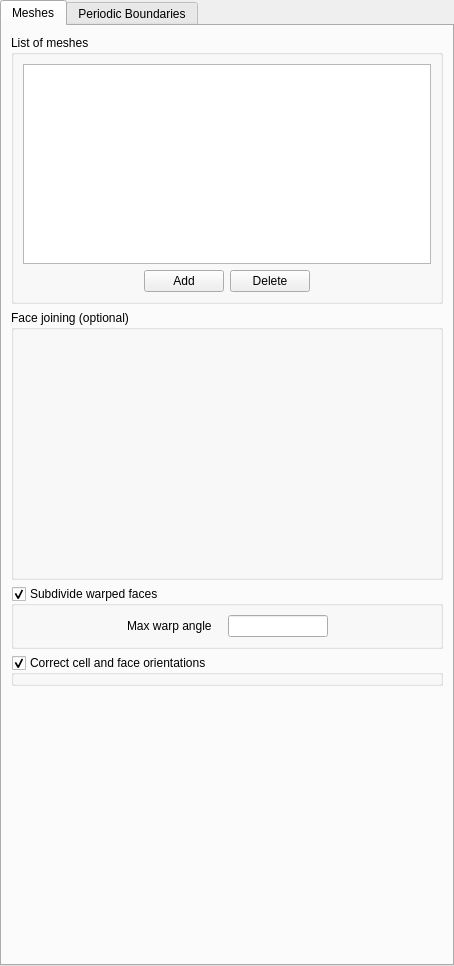
code-saturne/code_saturne, file gui/Pages/SolutionDomainForm.ui: the form before one commit.
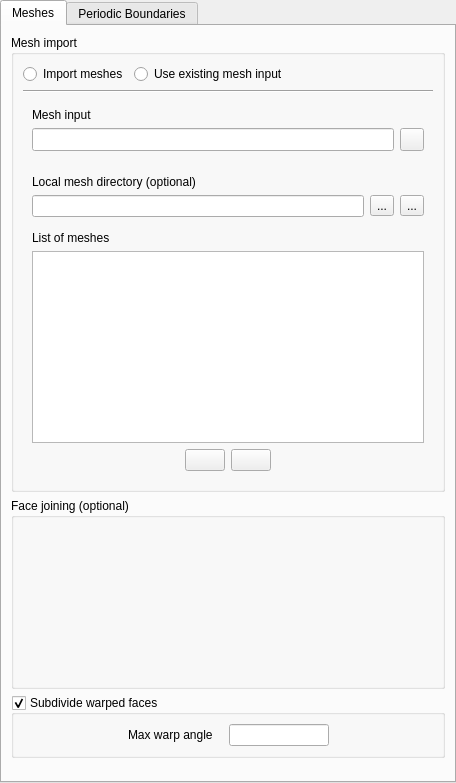
The form after the commit. Icons and pictures are not drawn. Custom widgets are drawn as their Qt base class.

Commit message: Scripts and GUI overhauled, with user Python functions and script XML reader. Restart behavior is now based on the presence of a restart sub-directory in the execution directory. A "--preprocess" option has also been added to the Kernel so as to handle purely preprocessing runs.

Patch:
```diff
--- a/gui/Pages/SolutionDomainForm.ui
+++ b/gui/Pages/SolutionDomainForm.ui
@@ -1,12 +1,12 @@
 <ui version="4.0" >
  <class>SolutionDomainForm</class>
- <widget class="QWidget" name="SolutionDomainForm" >
-  <property name="geometry" >
+ <widget class="QWidget" name="SolutionDomainForm">
+  <property name="geometry">
    <rect>
     <x>0</x>
     <y>0</y>
-    <width>454</width>
-    <height>966</height>
+    <width>456</width>
+    <height>783</height>
    </rect>
   </property>
   <property name="sizePolicy" >
@@ -41,73 +41,271 @@
          <property name="toolTip" >
           <string>Preprocessor option: -mesh</string>
          </property>
-         <property name="title" >
-          <string>List of meshes</string>
+         <property name="title">
+          <string>Mesh import</string>
          </property>
-         <layout class="QGridLayout" >
-          <item row="0" column="0" >
-           <widget class="QTableView" name="tableViewMeshes" >
-            <property name="minimumSize" >
-             <size>
-              <width>350</width>
-              <height>100</height>
-             </size>
-            </property>
-            <property name="horizontalScrollBarPolicy" >
-             <enum>Qt::ScrollBarAsNeeded</enum>
-            </property>
-            <property name="alternatingRowColors" >
-             <bool>true</bool>
-            </property>
-            <property name="selectionMode" >
-             <enum>QAbstractItemView::SingleSelection</enum>
-            </property>
-            <property name="selectionBehavior" >
-             <enum>QAbstractItemView::SelectRows</enum>
-            </property>
-           </widget>
-          </item>
-          <item row="1" column="0" >
-           <layout class="QHBoxLayout" >
+         <layout class="QHBoxLayout" name="horizontalLayout_3">
+          <item>
+           <layout class="QVBoxLayout" name="verticalLayoutMeshes">
             <item>
-             <spacer>
-              <property name="orientation" >
-               <enum>Qt::Horizontal</enum>
-              </property>
-              <property name="sizeHint" stdset="0" >
-               <size>
-                <width>20</width>
-                <height>20</height>
-               </size>
-              </property>
-             </spacer>
+             <layout class="QHBoxLayout" name="horizontalLayout_4">
+              <item>
+               <widget class="QRadioButton" name="radioButtonImport">
+                <property name="toolTip">
+                 <string>Import files using the Preprocessor</string>
+                </property>
+                <property name="text">
+                 <string>Import meshes</string>
+                </property>
+               </widget>
+              </item>
+              <item>
+               <widget class="QRadioButton" name="radioButtonExists">
+                <property name="toolTip">
+                 <string>Use mesh output from the Preprocessor or from a previous run.</string>
+                </property>
+                <property name="text">
+                 <string>Use existing mesh input</string>
+                </property>
+               </widget>
+              </item>
+              <item>
+               <spacer name="horizontalSpacer">
+                <property name="orientation">
+                 <enum>Qt::Horizontal</enum>
+                </property>
+                <property name="sizeHint" stdset="0">
+                 <size>
+                  <width>40</width>
+                  <height>20</height>
+                 </size>
+                </property>
+               </spacer>
+              </item>
+             </layout>
             </item>
             <item>
-             <widget class="QPushButton" name="pushButtonAddMesh" >
-              <property name="text" >
-               <string>Add</string>
+             <widget class="Line" name="line">
+              <property name="orientation">
+               <enum>Qt::Horizontal</enum>
               </property>
              </widget>
             </item>
             <item>
-             <widget class="QPushButton" name="pushButtonDeleteMesh" >
-              <property name="text" >
-               <string>Delete</string>
+             <widget class="QFrame" name="frameMeshInput">
+              <property name="frameShape">
+               <enum>QFrame::NoFrame</enum>
               </property>
+              <property name="frameShadow">
+               <enum>QFrame::Raised</enum>
+              </property>
+              <layout class="QGridLayout" name="gridLayout_2">
+               <item row="1" column="0">
+                <layout class="QHBoxLayout" name="horizontalLayout_2">
+                 <item>
+                  <widget class="QLineEdit" name="lineEditMeshInput">
+                   <property name="sizePolicy">
+                    <sizepolicy hsizetype="Expanding" vsizetype="Preferred">
+                     <horstretch>0</horstretch>
+                     <verstretch>0</verstretch>
+                    </sizepolicy>
+                   </property>
+                   <property name="toolTip">
+                    <string>&lt;!DOCTYPE HTML PUBLIC &quot;-//W3C//DTD HTML 4.0//EN&quot; &quot;http://www.w3.org/TR/REC-html40/strict.dtd&quot;&gt;
+&lt;html&gt;&lt;head&gt;&lt;meta name=&quot;qrichtext&quot; content=&quot;1&quot; /&gt;&lt;style type=&quot;text/css&quot;&gt;
+p, li { white-space: pre-wrap; }
+&lt;/style&gt;&lt;/head&gt;&lt;body style=&quot; font-family:'DejaVu Sans'; font-size:9pt; font-weight:400; font-style:normal;&quot;&gt;
+&lt;p style=&quot; margin-top:0px; margin-bottom:0px; margin-left:0px; margin-right:0px; -qt-block-indent:0; text-indent:0px;&quot;&gt;&lt;span style=&quot; font-weight:600;&quot;&gt;mesh_input&lt;/span&gt; (file or directory containing files produced by Preprocessor)&lt;/p&gt;
+&lt;p style=&quot; margin-top:0px; margin-bottom:0px; margin-left:0px; margin-right:0px; -qt-block-indent:0; text-indent:0px;&quot;&gt;or &lt;span style=&quot; font-weight:600;&quot;&gt;mesh_output&lt;/span&gt; from previous run.&lt;/p&gt;&lt;/body&gt;&lt;/html&gt;</string>
+                   </property>
+                  </widget>
+                 </item>
+                 <item>
+                  <widget class="QToolButton" name="toolButtonMeshInput">
+                   <property name="text">
+                    <string/>
+                   </property>
+                   <property name="icon">
+                    <iconset resource="resources_pages.qrc">
+                     <normaloff>:/new/prefix1/icons/22x22/document-open.png</normaloff>:/new/prefix1/icons/22x22/document-open.png</iconset>
+                   </property>
+                  </widget>
+                 </item>
+                </layout>
+               </item>
+               <item row="0" column="0">
+                <widget class="QLabel" name="labelMeshInput">
+                 <property name="text">
+                  <string>Mesh input</string>
+                 </property>
+                </widget>
+               </item>
+              </layout>
              </widget>
             </item>
             <item>
-             <spacer>
-              <property name="orientation" >
-               <enum>Qt::Horizontal</enum>
+             <widget class="QFrame" name="frameMeshImport">
+              <property name="frameShape">
+               <enum>QFrame::NoFrame</enum>
               </property>
-              <property name="sizeHint" stdset="0" >
-               <size>
-                <width>16</width>
-                <height>16</height>
-               </size>
+              <property name="frameShadow">
+               <enum>QFrame::Raised</enum>
               </property>
-             </spacer>
+              <layout class="QVBoxLayout" name="verticalLayout">
+               <item>
+                <widget class="QLabel" name="labelMeshDir">
+                 <property name="text">
+                  <string>Local mesh directory (optional)</string>
+                 </property>
+                </widget>
+               </item>
+               <item>
+                <layout class="QHBoxLayout" name="horizontalLayout">
+                 <item>
+                  <widget class="QLineEdit" name="lineEditMeshDir">
+                   <property name="sizePolicy">
+                    <sizepolicy hsizetype="Expanding" vsizetype="Preferred">
+                     <horstretch>0</horstretch>
+                     <verstretch>0</verstretch>
+                    </sizepolicy>
+                   </property>
+                   <property name="minimumSize">
+                    <size>
+                     <width>330</width>
+                     <height>0</height>
+                    </size>
+                   </property>
+                   <property name="toolTip">
+                    <string>Optional directory in which meshes are searched for.</string>
+                   </property>
+                   <property name="readOnly">
+                    <bool>true</bool>
+                   </property>
+                  </widget>
+                 </item>
+                 <item>
+                  <widget class="QToolButton" name="toolButtonMeshDir">
+                   <property name="text">
+                    <string>...</string>
+                   </property>
+                   <property name="icon">
+                    <iconset resource="resources_pages.qrc">
+                     <normaloff>:/new/prefix1/icons/22x22/folder-open.png</normaloff>:/new/prefix1/icons/22x22/folder-open.png</iconset>
+                   </property>
+                  </widget>
+                 </item>
+                 <item>
+                  <widget class="QToolButton" name="toolButtonMeshDirClear">
+                   <property name="text">
+                    <string>...</string>
+                   </property>
+                   <property name="icon">
+                    <iconset resource="resources_pages.qrc">
+                     <normaloff>:/new/prefix1/icons/22x22/edit-clear.png</normaloff>:/new/prefix1/icons/22x22/edit-clear.png</iconset>
+                   </property>
+                  </widget>
+                 </item>
+                </layout>
+               </item>
+               <item>
+                <spacer name="verticalSpacer">
+                 <property name="orientation">
+                  <enum>Qt::Vertical</enum>
+                 </property>
+                 <property name="sizeType">
+                  <enum>QSizePolicy::Fixed</enum>
+                 </property>
+                 <property name="sizeHint" stdset="0">
+                  <size>
+                   <width>20</width>
+                   <height>8</height>
+                  </size>
+                 </property>
+                </spacer>
+               </item>
+               <item>
+                <widget class="QLabel" name="labelMeshes">
+                 <property name="text">
+                  <string>List of meshes</string>
+                 </property>
+                </widget>
+               </item>
+               <item>
+                <widget class="QTableView" name="tableViewMeshes">
+                 <property name="minimumSize">
+                  <size>
+                   <width>350</width>
+                   <height>100</height>
+                  </size>
+                 </property>
+                 <property name="horizontalScrollBarPolicy">
+                  <enum>Qt::ScrollBarAsNeeded</enum>
+                 </property>
+                 <property name="alternatingRowColors">
+                  <bool>true</bool>
+                 </property>
+                 <property name="selectionMode">
+                  <enum>QAbstractItemView::SingleSelection</enum>
+                 </property>
+                 <property name="selectionBehavior">
+                  <enum>QAbstractItemView::SelectRows</enum>
+                 </property>
+                </widget>
+               </item>
+               <item>
+                <layout class="QHBoxLayout" name="_3">
+                 <item>
+                  <spacer>
+                   <property name="orientation">
+                    <enum>Qt::Horizontal</enum>
+                   </property>
+                   <property name="sizeHint" stdset="0">
+                    <size>
+                     <width>20</width>
+                     <height>20</height>
+                    </size>
+                   </property>
+                  </spacer>
+                 </item>
+                 <item>
+                  <widget class="QPushButton" name="pushButtonAddMesh">
+                   <property name="text">
+                    <string/>
+                   </property>
+                   <property name="icon">
+                    <iconset resource="resources_pages.qrc">
+                     <normaloff>:/new/prefix1/icons/22x22/add.png</normaloff>:/new/prefix1/icons/22x22/add.png</iconset>
+                   </property>
+                  </widget>
+                 </item>
+                 <item>
+                  <widget class="QPushButton" name="pushButtonDeleteMesh">
+                   <property name="text">
+                    <string/>
+                   </property>
+                   <property name="icon">
+                    <iconset resource="resources_pages.qrc">
+                     <normaloff>:/new/prefix1/icons/22x22/remove.png</normaloff>:/new/prefix1/icons/22x22/remove.png</iconset>
+                   </property>
+                  </widget>
+                 </item>
+                 <item>
+                  <spacer>
+                   <property name="orientation">
+                    <enum>Qt::Horizontal</enum>
+                   </property>
+                   <property name="sizeHint" stdset="0">
+                    <size>
+                     <width>16</width>
+                     <height>16</height>
+                    </size>
+                   </property>
+                  </spacer>
+                 </item>
+                </layout>
+               </item>
+              </layout>
+             </widget>
             </item>
            </layout>
           </item>
@@ -125,28 +323,28 @@
          <property name="checkable" >
           <bool>false</bool>
          </property>
-         <layout class="QGridLayout" >
-          <item row="0" column="0" >
-           <widget class="QFrame" name="frameJoin" >
-            <property name="frameShape" >
+         <layout class="QGridLayout">
+          <item row="0" column="0">
+           <widget class="QFrame" name="frameJoin">
+            <property name="frameShape">
              <enum>QFrame::NoFrame</enum>
             </property>
             <property name="frameShadow" >
              <enum>QFrame::Raised</enum>
             </property>
-            <layout class="QGridLayout" >
-             <property name="margin" >
+            <layout class="QGridLayout">
+             <property name="margin">
               <number>0</number>
              </property>
-             <property name="spacing" >
+             <property name="spacing">
               <number>6</number>
              </property>
-             <item row="0" column="0" >
-              <layout class="QHBoxLayout" >
+             <item row="0" column="0">
+              <layout class="QHBoxLayout">
                <item>
-                <widget class="FacesSelectionView" native="1" name="widgetFacesJoin" >
-                 <property name="sizePolicy" >
-                  <sizepolicy vsizetype="Expanding" hsizetype="Expanding" >
+                <widget class="FacesSelectionView" name="widgetFacesJoin" native="true">
+                 <property name="sizePolicy">
+                  <sizepolicy hsizetype="Expanding" vsizetype="Expanding">
                    <horstretch>0</horstretch>
                    <verstretch>0</verstretch>
                   </sizepolicy>
@@ -181,24 +379,24 @@
          <property name="checkable" >
           <bool>true</bool>
          </property>
-         <layout class="QGridLayout" >
-          <item row="0" column="0" >
-           <widget class="QFrame" name="frameWarp" >
-            <property name="frameShape" >
+         <layout class="QGridLayout">
+          <item row="0" column="0">
+           <widget class="QFrame" name="frameWarp">
+            <property name="frameShape">
              <enum>QFrame::NoFrame</enum>
             </property>
             <property name="frameShadow" >
              <enum>QFrame::Raised</enum>
             </property>
-            <layout class="QGridLayout" >
-             <property name="margin" >
+            <layout class="QGridLayout">
+             <property name="margin">
               <number>0</number>
              </property>
-             <property name="spacing" >
+             <property name="spacing">
               <number>0</number>
              </property>
-             <item row="0" column="0" >
-              <layout class="QHBoxLayout" >
+             <item row="0" column="0">
+              <layout class="QHBoxLayout">
                <item>
                 <spacer>
                  <property name="orientation" >
@@ -213,10 +411,10 @@
                 </spacer>
                </item>
                <item>
-                <layout class="QHBoxLayout" >
+                <layout class="QHBoxLayout">
                  <item>
-                  <widget class="QLabel" name="label_4" >
-                   <property name="statusTip" >
+                  <widget class="QLabel" name="label_4">
+                   <property name="statusTip">
                     <string>Faces are cut with a Delaunay method if their warp angle is greatter than an minimal angle in degrees (default angle value: 0.01).</string>
                    </property>
                    <property name="text" >
@@ -238,8 +436,8 @@
                   </spacer>
                  </item>
                  <item>
-                  <widget class="QLineEdit" name="lineEditWarp" >
-                   <property name="maximumSize" >
+                  <widget class="QLineEdit" name="lineEditWarp">
+                   <property name="maximumSize">
                     <size>
                      <width>100</width>
                      <height>16777215</height>
@@ -270,32 +468,7 @@
          </layout>
         </widget>
        </item>
-       <item row="3" column="0" >
-        <widget class="QGroupBox" name="groupBoxOrient" >
-         <property name="enabled" >
-          <bool>true</bool>
-         </property>
-         <property name="minimumSize" >
-          <size>
-           <width>0</width>
-           <height>20</height>
-          </size>
-         </property>
-         <property name="title" >
-          <string>Correct cell and face orientations</string>
-         </property>
-         <property name="flat" >
-          <bool>true</bool>
-         </property>
-         <property name="checkable" >
-          <bool>true</bool>
-         </property>
-         <property name="checked" >
-          <bool>true</bool>
-         </property>
-        </widget>
-       </item>
-       <item row="4" column="0" >
+       <item row="3" column="0">
         <spacer>
          <property name="orientation" >
           <enum>Qt::Vertical</enum>
@@ -303,10 +476,10 @@
          <property name="sizeType" >
           <enum>QSizePolicy::Expanding</enum>
          </property>
-         <property name="sizeHint" stdset="0" >
+         <property name="sizeHint" stdset="0">
           <size>
-           <width>428</width>
-           <height>218</height>
+           <width>8</width>
+           <height>8</height>
           </size>
          </property>
         </spacer>
```
Left out of the diff: 778 changed lines with no effect on the pictures. The commit also changes 57 other files.
